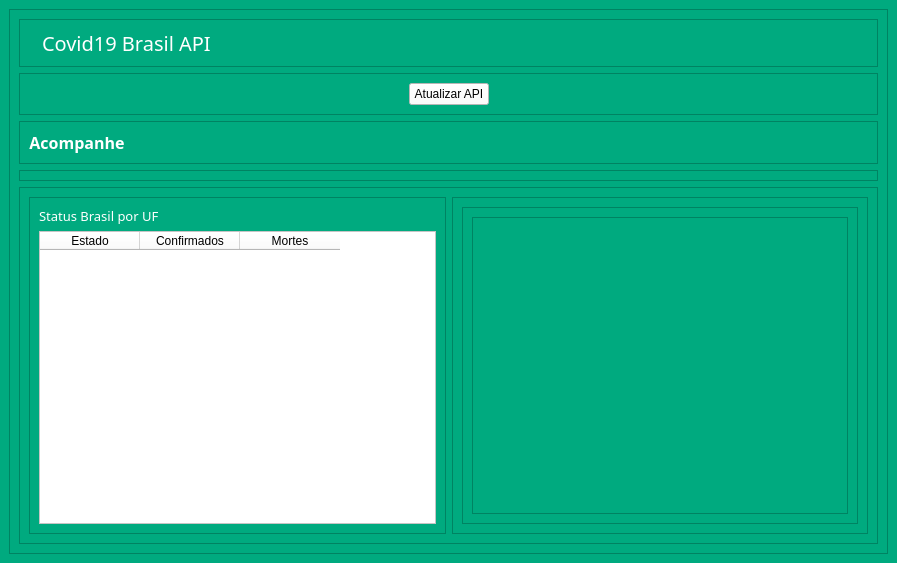
Old version of the form Covid19Brazil/view/Home.ui in the repository Wth10/Python-Qt.
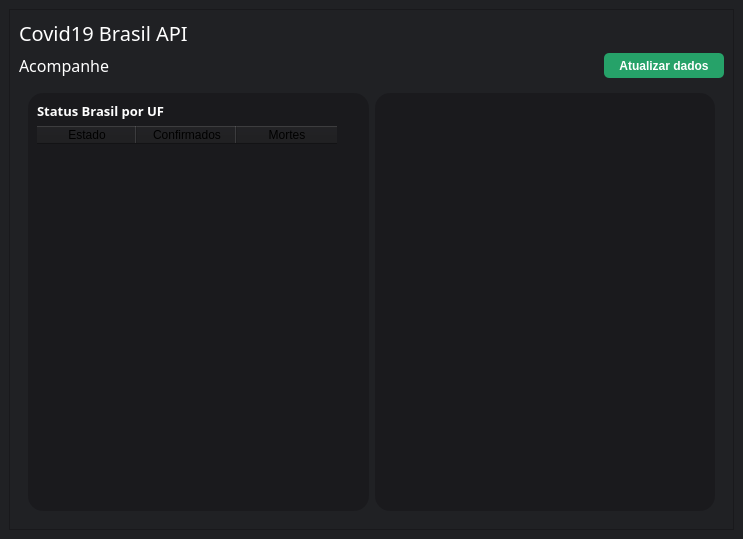
New version of the form. Icons and pictures are not drawn.

```diff
--- a/Covid19Brazil/view/Home.ui
+++ b/Covid19Brazil/view/Home.ui
@@ -6,34 +6,26 @@
    <rect>
     <x>0</x>
     <y>0</y>
-    <width>897</width>
-    <height>563</height>
+    <width>743</width>
+    <height>539</height>
    </rect>
   </property>
   <property name="windowTitle">
    <string>MainWindow</string>
   </property>
   <property name="styleSheet">
-   <string notr="true">background-color: rgb(0, 170, 127);</string>
+   <string notr="true">color: rgb(255, 255, 255);
+background-color:#202124;</string>
   </property>
   <widget class="QWidget" name="centralwidget">
    <property name="styleSheet">
     <string notr="true"/>
    </property>
-   <layout class="QGridLayout" name="gridLayout">
-    <item row="0" column="0">
-     <widget class="QFrame" name="frame_2">
-      <property name="frameShape">
-       <enum>QFrame::StyledPanel</enum>
-      </property>
-      <property name="frameShadow">
-       <enum>QFrame::Raised</enum>
-      </property>
-      <layout class="QVBoxLayout" name="verticalLayout_5">
+   <layout class="QVBoxLayout" name="verticalLayout">
        <item>
-        <widget class="QFrame" name="Title">
+     <widget class="QFrame" name="Frame_2">
          <property name="styleSheet">
-          <string notr="true">background-color: rgb(0, 170, 127);</string>
+       <string notr="true"/>
          </property>
          <property name="frameShape">
           <enum>QFrame::StyledPanel</enum>
@@ -41,83 +33,36 @@
          <property name="frameShadow">
           <enum>QFrame::Raised</enum>
          </property>
+      <layout class="QVBoxLayout" name="verticalLayout_4">
+       <item>
          <layout class="QHBoxLayout" name="horizontalLayout">
-          <item>
-           <widget class="QLabel" name="label_2">
-            <property name="text">
-             <string/>
-            </property>
-            <property name="pixmap">
-             <pixmap>../assets/icons/icons8-coronavirus-96.png</pixmap>
-            </property>
-           </widget>
-          </item>
           <item>
            <widget class="QLabel" name="label">
             <property name="font">
              <font>
               <family>Arial Black</family>
               <pointsize>15</pointsize>
-             </font>
-            </property>
-            <property name="styleSheet">
-             <string notr="true">color: rgb(255, 255, 255);</string>
-            </property>
+             <weight>50</weight>
+             <bold>false</bold>
+            </font>
+           </property>
             <property name="text">
              <string>Covid19 Brasil API</string>
             </property>
            </widget>
           </item>
           <item>
-           <spacer name="horizontalSpacer_2">
-            <property name="orientation">
-             <enum>Qt::Horizontal</enum>
-            </property>
-            <property name="sizeHint" stdset="0">
-             <size>
-              <width>40</width>
-              <height>20</height>
-             </size>
-            </property>
-           </spacer>
-          </item>
-         </layout>
-        </widget>
-       </item>
-       <item>
-        <widget class="QFrame" name="frame_4">
-         <property name="frameShape">
-          <enum>QFrame::StyledPanel</enum>
-         </property>
-         <property name="frameShadow">
-          <enum>QFrame::Raised</enum>
-         </property>
-         <layout class="QHBoxLayout" name="horizontalLayout_4">
-          <item>
-           <spacer name="horizontalSpacer_5">
-            <property name="orientation">
-             <enum>Qt::Horizontal</enum>
-            </property>
-            <property name="sizeHint" stdset="0">
-             <size>
-              <width>40</width>
-              <height>20</height>
-             </size>
-            </property>
-           </spacer>
-          </item>
-          <item>
-           <widget class="QPushButton" name="UpdateAPI">
-            <property name="styleSheet">
-             <string notr="true">background-color: rgb(255, 255, 255);</string>
-            </property>
+          <widget class="QLabel" name="label_5">
             <property name="text">
-             <string>Atualizar API</string>
+            <string/>
+           </property>
+           <property name="pixmap">
+            <pixmap>../assets/icons/icons8-coronavirus-96.png</pixmap>
             </property>
            </widget>
           </item>
           <item>
-           <spacer name="horizontalSpacer_6">
+          <spacer name="horizontalSpacer">
             <property name="orientation">
              <enum>Qt::Horizontal</enum>
             </property>
@@ -130,46 +75,24 @@
            </spacer>
           </item>
          </layout>
-        </widget>
        </item>
        <item>
-        <widget class="QFrame" name="frame">
-         <property name="styleSheet">
-          <string notr="true">border-bottom-color: rgb(0, 0, 0);</string>
-         </property>
-         <property name="frameShape">
-          <enum>QFrame::StyledPanel</enum>
-         </property>
-         <property name="frameShadow">
-          <enum>QFrame::Raised</enum>
-         </property>
          <layout class="QHBoxLayout" name="horizontalLayout_3">
           <item>
-           <widget class="QLabel" name="label_4">
+          <widget class="QLabel" name="label_2">
             <property name="font">
              <font>
               <family>Arial Black</family>
               <pointsize>12</pointsize>
-              <weight>75</weight>
-              <bold>true</bold>
-             </font>
-            </property>
-            <property name="styleSheet">
-             <string notr="true">color: rgb(255, 255, 255);</string>
-            </property>
+            </font>
+           </property>
             <property name="text">
              <string>Acompanhe</string>
             </property>
-            <property name="alignment">
-             <set>Qt::AlignCenter</set>
-            </property>
-            <property name="wordWrap">
-             <bool>false</bool>
-            </property>
            </widget>
           </item>
           <item>
-           <widget class="QLabel" name="label_5">
+          <widget class="QLabel" name="label_4">
             <property name="text">
              <string/>
             </property>
@@ -179,7 +102,7 @@
            </widget>
           </item>
           <item>
-           <spacer name="horizontalSpacer_4">
+          <spacer name="horizontalSpacer_2">
             <property name="orientation">
              <enum>Qt::Horizontal</enum>
             </property>
@@ -191,52 +114,70 @@
             </property>
            </spacer>
           </item>
-         </layout>
-        </widget>
-       </item>
        <item>
-        <widget class="QFrame" name="frame_5">
-         <property name="frameShape">
-          <enum>QFrame::StyledPanel</enum>
-         </property>
-         <property name="frameShadow">
-          <enum>QFrame::Raised</enum>
-         </property>
-         <layout class="QVBoxLayout" name="verticalLayout_2">
-          <property name="bottomMargin">
-           <number>0</number>
-          </property>
-         </layout>
-        </widget>
-       </item>
+          <widget class="QPushButton" name="UpdateAPI">
+           <property name="styleSheet">
+            <string notr="true">#UpdateAPI {
+	color: rgb(255, 255, 255);
+	background-color: rgb(38, 162, 105);
+	border-radius: 5px;
+	font-weight: bold;
+	height: 25px;
+	width: 120px;
+}
+
+#UpdateAPI:hover {
+background-color:rgb(0, 255, 0);
+}</string>
+           </property>
+           <property name="text">
+            <string>Atualizar dados</string>
+           </property>
+          </widget>
+         </item>
+        </layout>
+       </item>
        <item>
-        <widget class="QFrame" name="frame_3">
+        <widget class="QFrame" name="Frame_3">
          <property name="frameShape">
-          <enum>QFrame::StyledPanel</enum>
+          <enum>QFrame::NoFrame</enum>
          </property>
          <property name="frameShadow">
           <enum>QFrame::Raised</enum>
          </property>
          <layout class="QHBoxLayout" name="horizontalLayout_2">
           <item>
-           <widget class="QFrame" name="frame_6">
+           <widget class="QFrame" name="Frame_4">
+            <property name="styleSheet">
+             <string notr="true">#Frame_4{
+background-color: #1a1a1d;
+border-radius:15px;
+
+}
+
+#Frame_4:hover{
+	border: 2px solid rgb(38, 162, 105);
+}</string>
+            </property>
             <property name="frameShape">
-             <enum>QFrame::StyledPanel</enum>
+             <enum>QFrame::NoFrame</enum>
             </property>
             <property name="frameShadow">
              <enum>QFrame::Raised</enum>
             </property>
-            <layout class="QVBoxLayout" name="verticalLayout">
+            <layout class="QVBoxLayout" name="verticalLayout_2">
              <item>
-              <widget class="QLabel" name="label_3">
+              <widget class="QLabel" name="TitleTable">
                <property name="font">
                 <font>
                  <family>Arial Black</family>
                  <pointsize>10</pointsize>
+                 <weight>75</weight>
+                 <bold>true</bold>
                 </font>
                </property>
                <property name="styleSheet">
-                <string notr="true">color: rgb(255, 255, 255);</string>
+                <string notr="true">background-color: #1a1a1d;</string>
                </property>
                <property name="text">
                 <string>Status Brasil por UF</string>
@@ -245,16 +186,14 @@
              </item>
              <item>
               <widget class="QTableWidget" name="Table">
-               <property name="font">
-                <font>
-                 <family>Arial</family>
-                 <weight>50</weight>
-                 <italic>false</italic>
-                 <bold>false</bold>
-                </font>
-               </property>
                <property name="styleSheet">
-                <string notr="true">background-color: rgb(255, 255, 255);</string>
+                <string notr="true">color: rgb(0, 0, 0);
+font: 9pt &quot;Comic Sans MS&quot;;
+background-color: #1a1a1d;
+</string>
+               </property>
+               <property name="frameShape">
+                <enum>QFrame::NoFrame</enum>
                </property>
                <column>
                 <property name="text">
@@ -277,12 +216,20 @@
            </widget>
           </item>
           <item>
-           <widget class="QFrame" name="flame_7">
+           <widget class="QFrame" name="Frame">
             <property name="styleSheet">
-             <string notr="true"/>
+             <string notr="true">#Frame{
+background-color: #1a1a1d;
+border-radius:15px;
+
+}
+
+#Frame:hover{
+	border: 2px solid rgb(38, 162, 105);
+}</string>
             </property>
             <property name="frameShape">
-             <enum>QFrame::StyledPanel</enum>
+             <enum>QFrame::NoFrame</enum>
             </property>
             <property name="frameShadow">
              <enum>QFrame::Raised</enum>
@@ -290,28 +237,28 @@
             <layout class="QVBoxLayout" name="verticalLayout_3">
              <item>
               <widget class="QScrollArea" name="scrollArea">
+               <property name="styleSheet">
+                <string notr="true">background-color: #1a1a1d;
+</string>
+               </property>
+               <property name="frameShape">
+                <enum>QFrame::NoFrame</enum>
+               </property>
                <property name="widgetResizable">
                 <bool>true</bool>
                </property>
-               <widget class="QWidget" name="scrollAreaWidgetContents_2">
+               <widget class="QWidget" name="scrollAreaWidgetContents">
                 <property name="geometry">
                  <rect>
                   <x>0</x>
                   <y>0</y>
-                  <width>394</width>
-                  <height>219</height>
+                  <width>322</width>
+                  <height>303</height>
                  </rect>
                 </property>
-                <layout class="QVBoxLayout" name="verticalLayout_4">
+                <layout class="QVBoxLayout" name="verticalLayout_5">
                  <item>
-                  <widget class="QFrame" name="CardConteiner">
-                   <property name="frameShape">
-                    <enum>QFrame::StyledPanel</enum>
-                   </property>
-                   <property name="frameShadow">
-                    <enum>QFrame::Raised</enum>
-                   </property>
-                  </widget>
+                  <layout class="QVBoxLayout" name="CardConteiner"/>
                  </item>
                 </layout>
                </widget>
```
Lines whose indentation alone changed are shown as unchanged.
